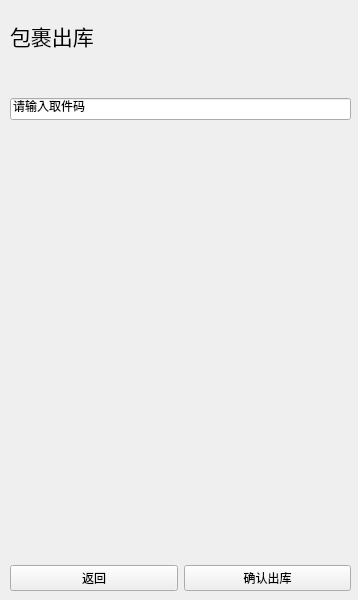
Qt form packageout.ui (sg-first/Express-System) before a commit.
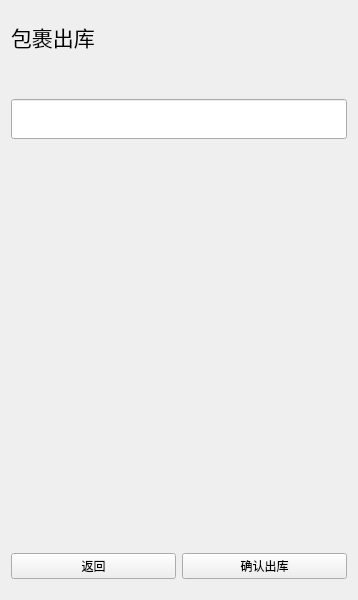
The same form after that commit.

```diff
--- a/packageout.ui
+++ b/packageout.ui
@@ -13,15 +13,24 @@
   <property name="windowTitle">
    <string>Form</string>
   </property>
-  <widget class="QWidget" name="layoutWidget">
-   <property name="geometry">
-    <rect>
-     <x>10</x>
-     <y>20</y>
-     <width>341</width>
-     <height>571</height>
-    </rect>
-   </property>
+  <layout class="QVBoxLayout" name="verticalLayout_2">
+   <item>
+    <spacer name="verticalSpacer_4">
+     <property name="orientation">
+      <enum>Qt::Vertical</enum>
+     </property>
+     <property name="sizeType">
+      <enum>QSizePolicy::Minimum</enum>
+     </property>
+     <property name="sizeHint" stdset="0">
+      <size>
+       <width>20</width>
+       <height>10</height>
+      </size>
+     </property>
+    </spacer>
+   </item>
+   <item>
    <layout class="QVBoxLayout" name="verticalLayout">
     <item>
      <widget class="QLabel" name="label">
@@ -64,13 +73,19 @@
     <item>
      <widget class="QLineEdit" name="lineEdit">
       <property name="sizePolicy">
-       <sizepolicy hsizetype="Expanding" vsizetype="Preferred">
+        <sizepolicy hsizetype="Expanding" vsizetype="Expanding">
         <horstretch>0</horstretch>
         <verstretch>0</verstretch>
        </sizepolicy>
       </property>
+       <property name="maximumSize">
+        <size>
+         <width>16777215</width>
+         <height>40</height>
+        </size>
+       </property>
       <property name="text">
-       <string>请输入取件码</string>
+        <string/>
       </property>
      </widget>
     </item>
@@ -109,7 +124,24 @@
      </layout>
     </item>
    </layout>
-  </widget>
+   </item>
+   <item>
+    <spacer name="verticalSpacer_3">
+     <property name="orientation">
+      <enum>Qt::Vertical</enum>
+     </property>
+     <property name="sizeType">
+      <enum>QSizePolicy::Minimum</enum>
+     </property>
+     <property name="sizeHint" stdset="0">
+      <size>
+       <width>20</width>
+       <height>10</height>
+      </size>
+     </property>
+    </spacer>
+   </item>
+  </layout>
  </widget>
  <resources/>
  <connections/>
```
Lines whose indentation alone changed are shown as unchanged.
